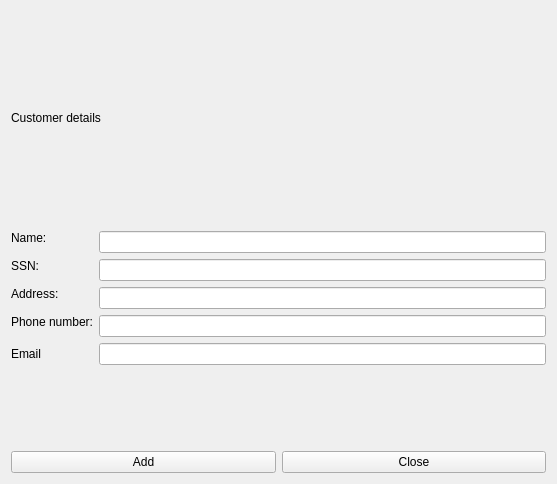
Old version of the form customerdetails.ui in the repository jonathansaetre/BankSystem.
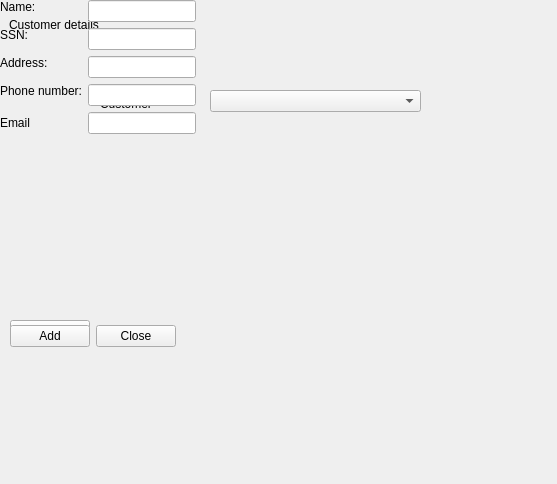
New version of the form.

Commit message: some changes in windows and customerdetails

What changed in the file:
```diff
--- a/customerdetails.ui
+++ b/customerdetails.ui
@@ -13,15 +13,56 @@
   <property name="windowTitle">
    <string>Form</string>
   </property>
-  <layout class="QVBoxLayout" name="verticalLayout">
-   <item>
     <widget class="QLabel" name="label">
+   <property name="geometry">
+    <rect>
+     <x>9</x>
+     <y>9</y>
+     <width>261</width>
+     <height>31</height>
+    </rect>
+   </property>
      <property name="text">
       <string>Customer details</string>
      </property>
     </widget>
-   </item>
-   <item>
+  <widget class="QComboBox" name="customercomboBox">
+   <property name="geometry">
+    <rect>
+     <x>210</x>
+     <y>90</y>
+     <width>211</width>
+     <height>22</height>
+    </rect>
+   </property>
+  </widget>
+  <widget class="QLabel" name="customerLabel">
+   <property name="geometry">
+    <rect>
+     <x>100</x>
+     <y>93</y>
+     <width>91</width>
+     <height>21</height>
+    </rect>
+   </property>
+   <property name="text">
+    <string>Customer</string>
+   </property>
+  </widget>
+  <widget class="QPushButton" name="updateButton">
+   <property name="geometry">
+    <rect>
+     <x>10</x>
+     <y>320</y>
+     <width>80</width>
+     <height>22</height>
+    </rect>
+   </property>
+   <property name="text">
+    <string>Update</string>
+   </property>
+  </widget>
+  <widget class="QWidget" name="">
     <layout class="QFormLayout" name="formLayout">
      <item row="0" column="0">
       <widget class="QLabel" name="nameLabel">
@@ -135,29 +176,36 @@
       </widget>
      </item>
      <item row="4" column="1">
-      <widget class="QLineEdit" name="lineEdit"/>
-     </item>
-    </layout>
-   </item>
-   <item>
-    <layout class="QHBoxLayout" name="horizontalLayout">
-     <item>
-      <widget class="QPushButton" name="addButton">
-       <property name="text">
-        <string>Add</string>
-       </property>
-      </widget>
-     </item>
-     <item>
+     <widget class="QLineEdit" name="emailBox"/>
+    </item>
+   </layout>
+  </widget>
       <widget class="QPushButton" name="CloseButton">
+   <property name="geometry">
+    <rect>
+     <x>96</x>
+     <y>325</y>
+     <width>80</width>
+     <height>22</height>
+    </rect>
+   </property>
        <property name="text">
         <string>Close</string>
        </property>
       </widget>
-     </item>
-    </layout>
-   </item>
-  </layout>
+  <widget class="QPushButton" name="addButton">
+   <property name="geometry">
+    <rect>
+     <x>10</x>
+     <y>325</y>
+     <width>80</width>
+     <height>22</height>
+    </rect>
+   </property>
+   <property name="text">
+    <string>Add</string>
+   </property>
+  </widget>
  </widget>
  <resources/>
  <connections/>
```
Left out of the diff: 8 changed lines with no effect on the pictures. Lines whose indentation alone changed are shown as unchanged. The commit also changes 5 other files.
